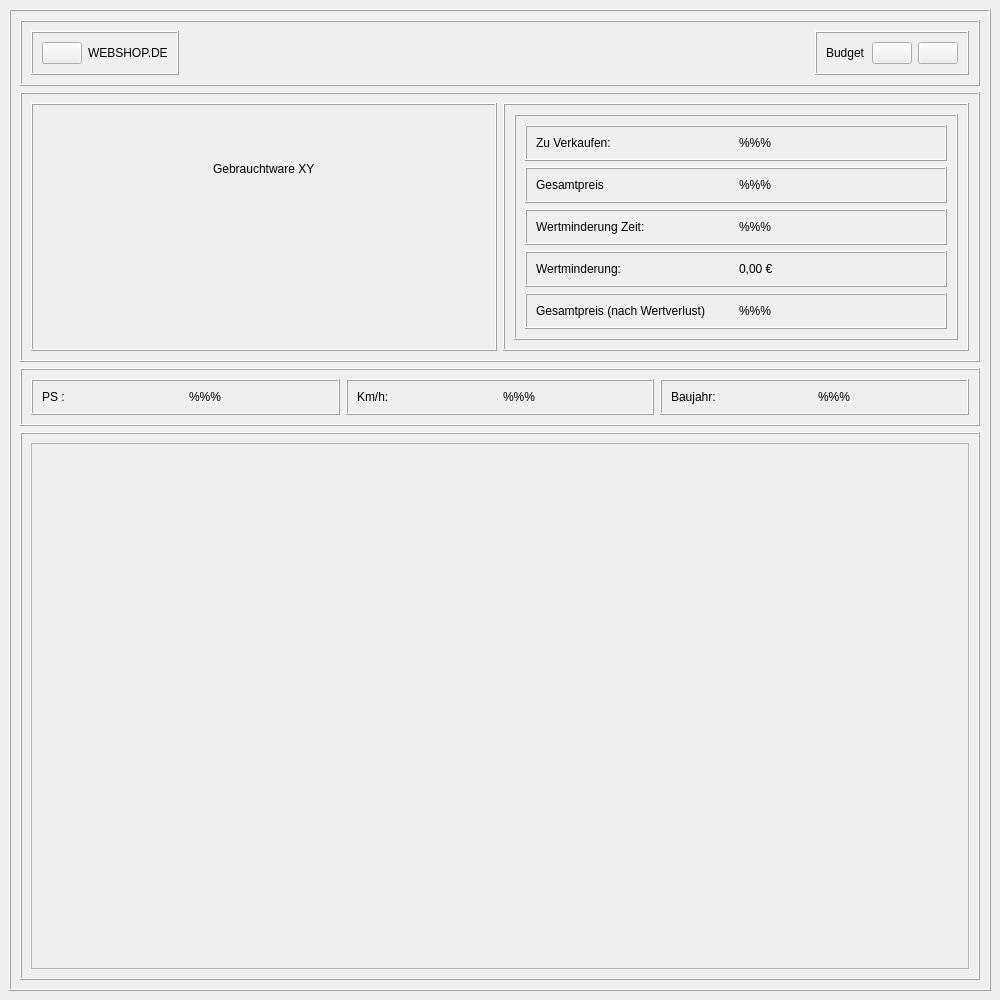
Qt form frontend/GebrauchtwarenWindow.ui (nhatlam96/gui-xtraktor) before a commit.
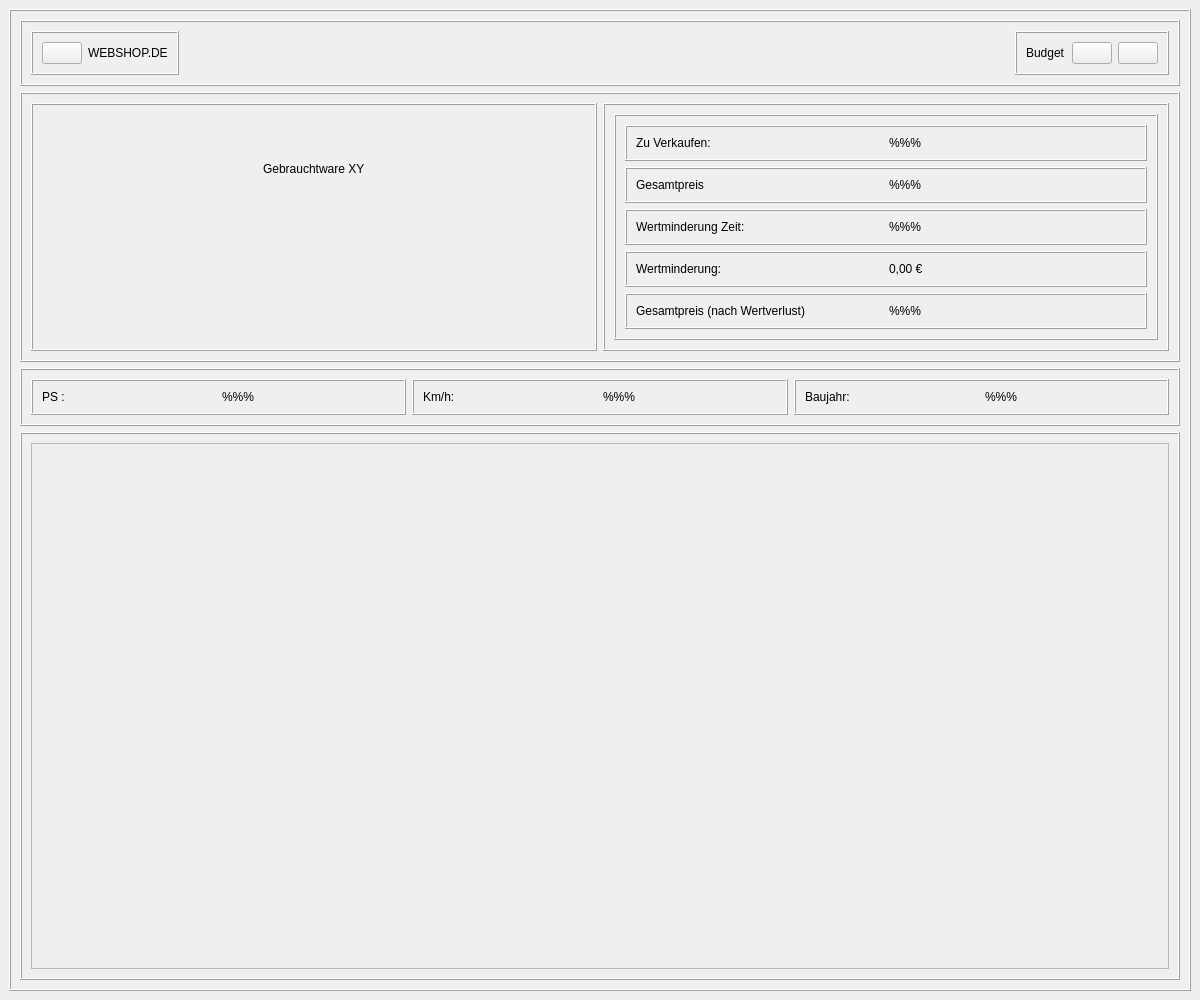
The same form after that commit. Icons and pictures are not drawn.

```diff
--- a/frontend/GebrauchtwarenWindow.ui
+++ b/frontend/GebrauchtwarenWindow.ui
@@ -6,7 +6,7 @@
    <rect>
     <x>0</x>
     <y>0</y>
-    <width>1000</width>
+    <width>1200</width>
     <height>1000</height>
    </rect>
   </property>
@@ -191,6 +191,12 @@
              </item>
              <item alignment="Qt::AlignHCenter|Qt::AlignVCenter">
               <widget class="QLabel" name="picture">
+               <property name="maximumSize">
+                <size>
+                 <width>400</width>
+                 <height>400</height>
+                </size>
+               </property>
                <property name="focusPolicy">
                 <enum>Qt::NoFocus</enum>
                </property>
@@ -483,7 +489,7 @@
               <rect>
                <x>0</x>
                <y>0</y>
-               <width>936</width>
+               <width>1136</width>
                <height>510</height>
               </rect>
              </property>
```
